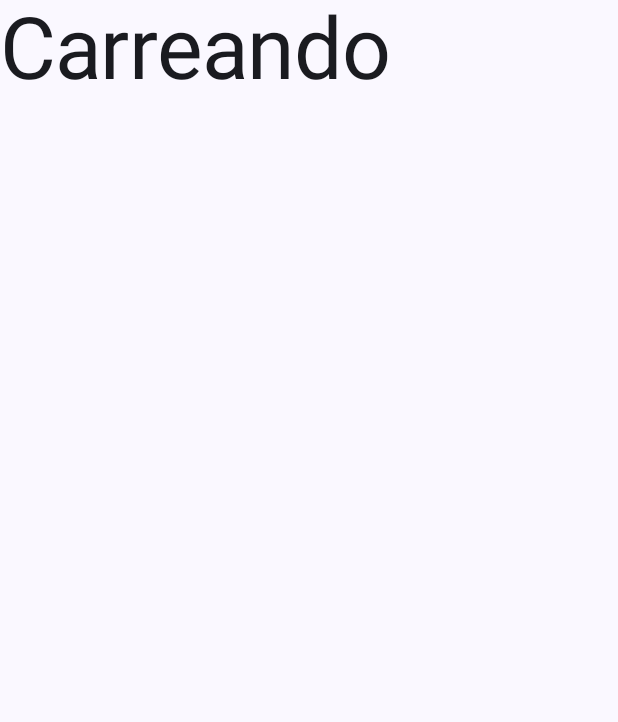
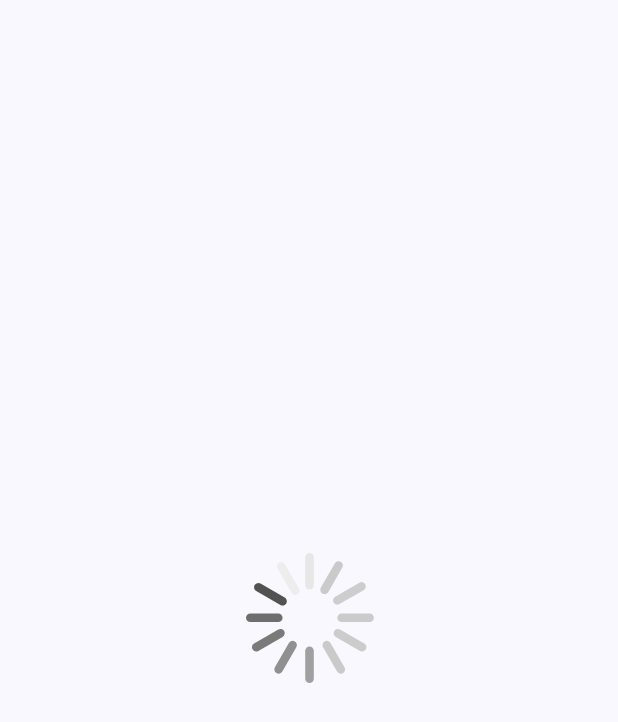
Before and after one commit to alexaleluia12/AmphibiansAPP, an Android app built with Jetpack Compose: the composable LoadingScreen shown on its own in the app's theme, on a phone screen of 412 x 824 dp. Shown: the top 722 px of the screen. Run offline under Robolectric (Android 15) with nearby library versions, the phone set to English and light mode, and no system bars; pictures from the network do not load.

Commit message:
adiciona imagen de loading na tela de carregando

```diff
--- a/app/src/main/java/com/alexaleluia12/amphibians/ui/screen/AmphibiansScreen.kt
+++ b/app/src/main/java/com/alexaleluia12/amphibians/ui/screen/AmphibiansScreen.kt
@@ -65,8 +65,11 @@ fun AmphibiansList(uiState: AmphibiansUiState, onRetry: () -> Unit) {
 
 @Composable
 fun LoadingScreen() {
-    // TODO usar img de loading
-    Text("Carreando", style = MaterialTheme.typography.displayLarge)
+    Image(
+        painter = painterResource(R.drawable.loading_img),
+        contentDescription = stringResource(R.string.loading_msg),
+        modifier = Modifier.fillMaxSize(),
+    )
 }
 
 @Composable
@@ -77,7 +80,9 @@ fun ErrorScreen(onRetry: () -> Unit) {
         Column(
             verticalArrangement = Arrangement.Center,
             horizontalAlignment = Alignment.CenterHorizontally,
-            modifier = Modifier.weight(0.9f).padding(16.dp)
+            modifier = Modifier
+                .weight(0.9f)
+                .padding(16.dp)
         ) {
             Image(
                 painter = painterResource(R.drawable.ic_broken_image),
--- a/app/src/main/res/values/strings.xml
+++ b/app/src/main/res/values/strings.xml
@@ -4,4 +4,5 @@
     <string name="frog_description">Frog image</string>
     <string name="error_msg">Erro ao buscar dados</string>
     <string name="reload">recaregar</string>
+    <string name="loading_msg">Carregando ...</string>
 </resources>
```
